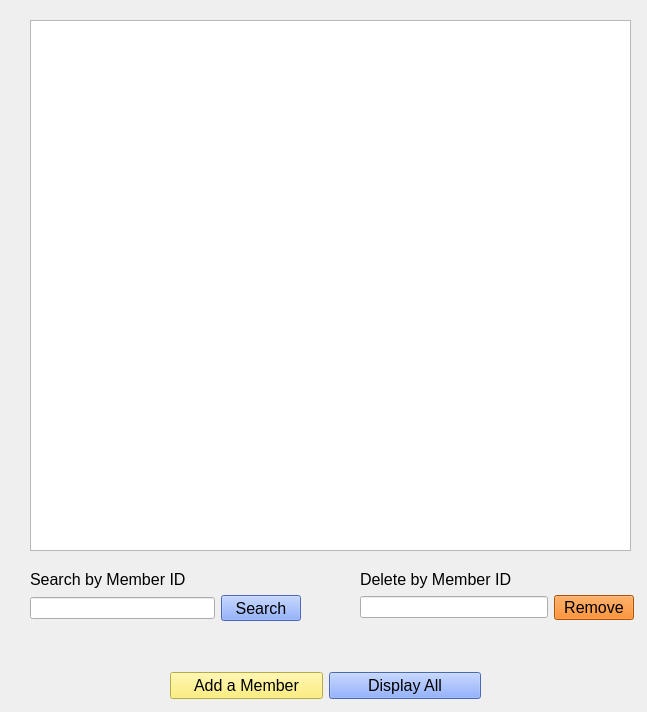
Before: the Qt Designer form managemembers.ui in P4TOO/BulkClub-System, drawn with Qt 5.
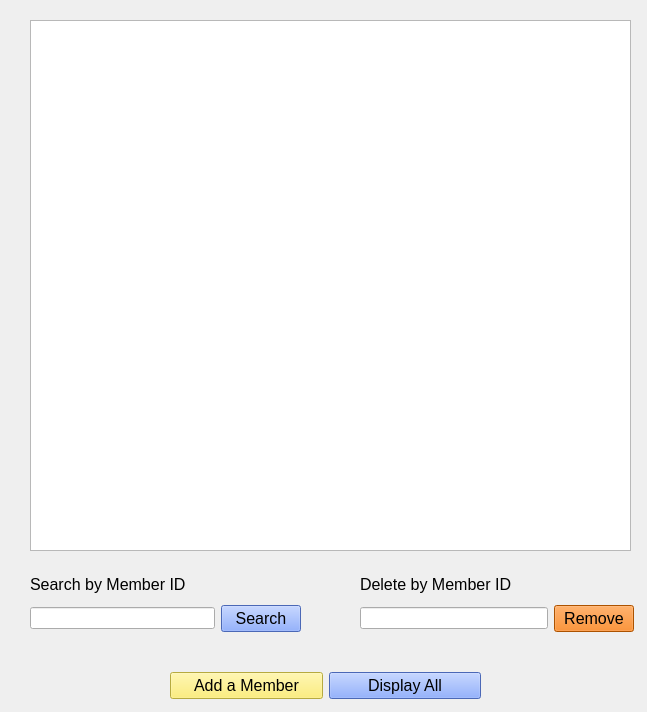
After: the same form once the commit is applied.

Diff of the .ui file:
```diff
--- a/managemembers.ui
+++ b/managemembers.ui
@@ -29,7 +29,7 @@
      <x>360</x>
      <y>570</y>
      <width>274</width>
-     <height>50</height>
+     <height>62</height>
     </rect>
    </property>
    <layout class="QVBoxLayout" name="verticalLayout_2">
@@ -69,13 +69,13 @@
     </item>
    </layout>
   </widget>
-  <widget class="QWidget" name="">
+  <widget class="QWidget" name="layoutWidget">
    <property name="geometry">
     <rect>
      <x>30</x>
      <y>570</y>
      <width>271</width>
-     <height>51</height>
+     <height>62</height>
     </rect>
    </property>
    <layout class="QVBoxLayout" name="verticalLayout">
@@ -115,13 +115,13 @@
     </item>
    </layout>
   </widget>
-  <widget class="QWidget" name="">
+  <widget class="QWidget" name="layoutWidget">
    <property name="geometry">
     <rect>
      <x>170</x>
      <y>670</y>
      <width>311</width>
-     <height>31</height>
+     <height>32</height>
     </rect>
    </property>
    <layout class="QHBoxLayout" name="horizontalLayout_3">
```
Left out of the diff: 2 changed lines with no effect on the pictures.
